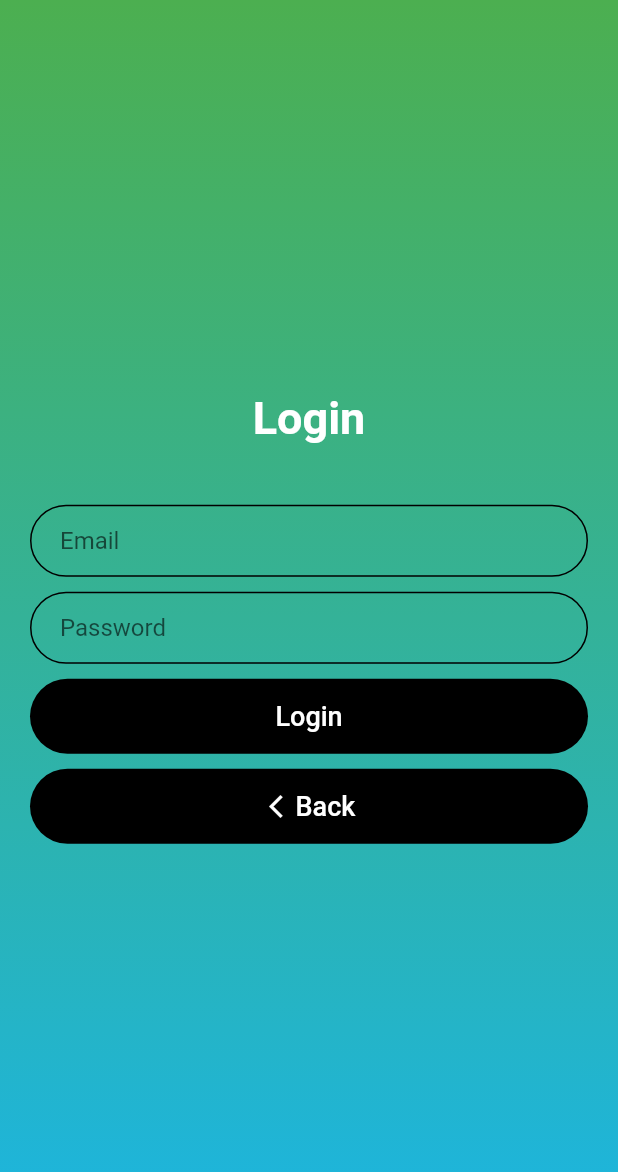
After one commit to gaddie/chama_app, a Flutter app: the LoginPage screen opened by its route, on a phone screen of 412 x 824 dp. The commit adds this screen. Shown: the top 1172 px of the screen. Run offline on Flutter 3.47's test engine with Material 2 defaults, Android fonts, the light colour scheme and no system bars; our stand-ins replace fl_chart; missing offline and left inert: slide_drawer.

Commit message:
addition of login screen

```diff
--- a/lib/constants.dart
+++ b/lib/constants.dart
@@ -25,3 +25,45 @@ const kBackgroundColorTwo = BoxDecoration(
 );
 
 const kTextStyleWhite = TextStyle(color: Colors.white);
+
+const kEmailTextFieldDecoration = InputDecoration(
+  hintText: 'Email',
+  contentPadding: EdgeInsets.symmetric(vertical: 10.0, horizontal: 20.0),
+  border: OutlineInputBorder(
+    borderRadius: BorderRadius.all(Radius.circular(32.0)),
+  ),
+  enabledBorder: OutlineInputBorder(
+    borderSide: BorderSide(color: Colors.black, width: 1.0),
+    borderRadius: BorderRadius.all(Radius.circular(32.0)),
+  ),
+  focusedBorder: OutlineInputBorder(
+    borderSide: BorderSide(color: Colors.black, width: 2.0),
+    borderRadius: BorderRadius.all(Radius.circular(32.0)),
+  ),
+);
+
+const kPasswordTextFieldDecoration = InputDecoration(
+  hintText: 'Password',
+  contentPadding: EdgeInsets.symmetric(vertical: 10.0, horizontal: 20.0),
+  border: OutlineInputBorder(
+    borderRadius: BorderRadius.all(Radius.circular(32.0)),
+  ),
+  enabledBorder: OutlineInputBorder(
+    borderSide: BorderSide(color: Colors.black, width: 1.0),
+    borderRadius: BorderRadius.all(Radius.circular(32.0)),
+  ),
+  focusedBorder: OutlineInputBorder(
+    borderSide: BorderSide(color: Colors.black, width: 2.0),
+    borderRadius: BorderRadius.all(Radius.circular(32.0)),
+  ),
+);
+
+const kBackGroundGradient = LinearGradient(
+  begin: Alignment.topCenter,
+  end: Alignment.bottomCenter,
+  stops: [0.0, 1.0],
+  colors: [
+    Colors.green,
+    Color(0xFF1CB5E0),
+  ],
+);
--- /dev/null
+++ b/lib/login screen.dart
@@ -0,0 +1,99 @@
+import 'package:flutter/material.dart';
+import 'package:slide_drawer/slide_drawer.dart';
+import 'constants.dart';
+
+class LoginPage extends StatefulWidget {
+  @override
+  State<LoginPage> createState() => _LoginPageState();
+}
+
+class _LoginPageState extends State<LoginPage> {
+  @override
+  Widget build(BuildContext context) {
+    return Scaffold(
+      backgroundColor: Colors.greenAccent,
+      body: Container(
+        decoration: BoxDecoration(gradient: kBackGroundGradient),
+        child: SafeArea(
+          child: Column(
+            crossAxisAlignment: CrossAxisAlignment.stretch,
+            mainAxisAlignment: MainAxisAlignment.center,
+            children: [
+              Center(
+                child: Text(
+                  'Login',
+                  style: TextStyle(
+                      fontSize: 30,
+                      fontWeight: FontWeight.w700,
+                      color: Colors.white),
+                ),
+              ),
+              Padding(
+                padding:
+                    EdgeInsets.only(top: 40, right: 20, left: 20, bottom: 10),
+                child: TextField(
+                  onChanged: (email) {},
+                  decoration: kEmailTextFieldDecoration,
+                ),
+              ),
+              Padding(
+                padding: EdgeInsets.symmetric(horizontal: 20),
+                child: TextField(
+                  onChanged: (email) {},
+                  decoration: kPasswordTextFieldDecoration,
+                ),
+              ),
+              SizedBox(
+                height: 70,
+                child: Padding(
+                  padding: EdgeInsets.symmetric(horizontal: 20, vertical: 10),
+                  child: FilledButton(
+                    onPressed: () {},
+                    child: Text(
+                      'Login',
+                      style: TextStyle(
+                        fontSize: 18,
+                        color: Colors.white, // set the text color to white
+                      ),
+                    ),
+                    style: ButtonStyle(
+                      backgroundColor: MaterialStateProperty.all(Colors.black),
+                    ),
+                  ),
+                ),
+              ),
+              SizedBox(
+                height: 50,
+                child: Padding(
+                  padding: EdgeInsets.only(right: 20, left: 20),
+                  child: FilledButton(
+                    onPressed: () {},
+                    child: Row(
+                        mainAxisAlignment: MainAxisAlignment.center,
+                        children: [
+                          Icon(Icons.arrow_back_ios_new),
+                          SizedBox(
+                            width: 4,
+                          ),
+                          Text(
+                            'Back',
+                            style: TextStyle(
+                              fontSize: 18,
+                              color:
+                                  Colors.white, // set the text color to white
+                            ),
+                          ),
+                        ]),
+                    style: ButtonStyle(
+                      backgroundColor: MaterialStateProperty.all(Colors.black),
+                    ),
+                  ),
+                ),
+              ),
+            ],
+          ),
+        ),
+      ),
+    );
+  }
+}
--- a/lib/main.dart
+++ b/lib/main.dart
@@ -1,6 +1,12 @@
 import 'package:flutter/material.dart';
 import 'home.dart';
+import 'login screen.dart';
+// import 'project.dart';
+
+// import 'profile.dart';
+// import 'setting.dart';
 import 'package:slide_drawer/slide_drawer.dart';
+import 'constants.dart';
 
 void main() {
   runApp(MyApp());
@@ -10,27 +16,36 @@ class MyApp extends StatelessWidget {
   @override
   Widget build(BuildContext context) {
     return MaterialApp(
-      home: SlideDrawer(
+      initialRoute: '/',
+      routes: {
+        '/': (context) => SlideDrawer(
               offsetFromRight: 200.0,
               items: [
-          MenuItem('Home', icon: Icons.home, onTap: () {}),
-          MenuItem('Project', icon: Icons.rss_feed, onTap: () {}),
-          MenuItem('Login', icon: Icons.login, onTap: () {}),
-          MenuItem('Profile', icon: Icons.person_outline, onTap: () {}),
-          MenuItem('Setting', icon: Icons.settings, onTap: () {}),
+                MenuItem('Home', icon: Icons.home, onTap: () {
+                  Navigator.pushReplacementNamed(context, '/');
+                }),
+                MenuItem('Project', icon: Icons.rss_feed, onTap: () {
+                  Navigator.pushReplacementNamed(context, '/project');
+                }),
+                MenuItem('Login', icon: Icons.login, onTap: () {
+                  Navigator.pushReplacementNamed(context, '/login');
+                }),
+                MenuItem('Profile', icon: Icons.person_outline, onTap: () {
+                  Navigator.pushReplacementNamed(context, '/profile');
+                }),
+                MenuItem('Setting', icon: Icons.settings, onTap: () {
+                  Navigator.pushReplacementNamed(context, '/setting');
+                }),
               ],
               brightness: Brightness.dark,
-        backgroundGradient: LinearGradient(
-          begin: Alignment.topCenter,
-          end: Alignment.bottomCenter,
-          stops: [0.0, 1.0],
-          colors: [
-            Colors.green,
-            Color(0xFF1CB5E0),
-          ],
-        ),
+              backgroundGradient: kBackGroundGradient,
               child: HomePage(),
             ),
+        // '/project': (context) => ProjectPage(),
+        '/login': (context) => LoginPage(),
+        // '/profile': (context) => ProfilePage(),
+        // '/setting': (context) => SettingPage(),
+      },
     );
   }
 }
```
Lines whose indentation alone changed are shown as unchanged.
